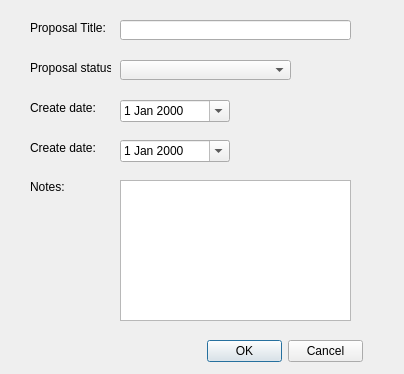
tlh22/TOMs, file proposal_details_dialog_base.ui: the form before one commit.
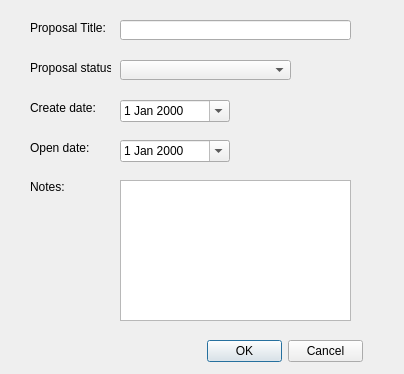
The form after the commit.

Patch:
```diff
--- a/proposal_details_dialog_base.ui
+++ b/proposal_details_dialog_base.ui
@@ -159,7 +159,7 @@
     </rect>
    </property>
    <property name="text">
-    <string>Create date:</string>
+    <string>Open date:</string>
    </property>
   </widget>
  </widget>
```
